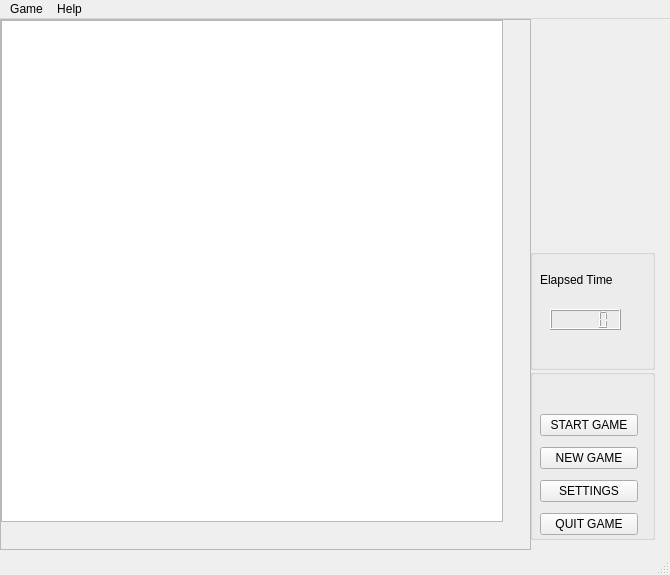
Before: the Qt Designer form Game/mainwindow.ui in RauliV/Nysse, drawn with Qt 5.
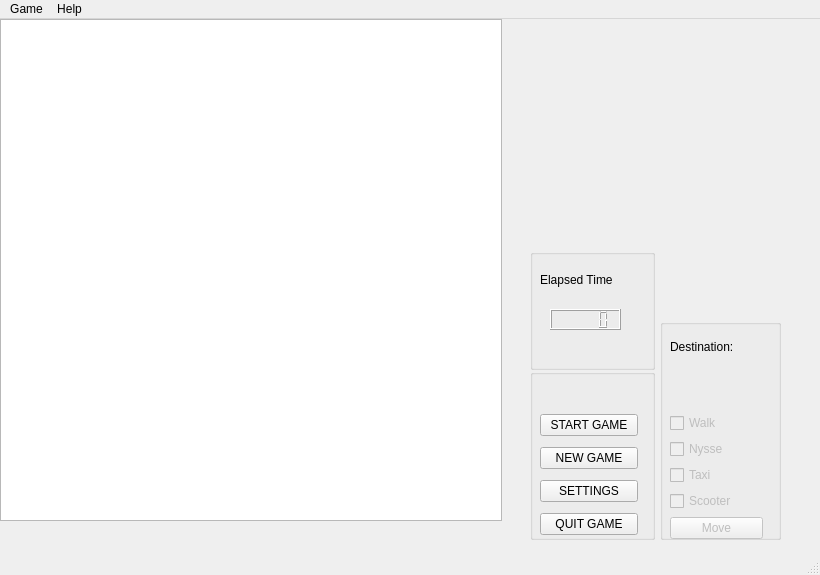
After: the same form once the commit is applied.

```diff
--- a/Game/mainwindow.ui
+++ b/Game/mainwindow.ui
@@ -6,7 +6,7 @@
    <rect>
     <x>0</x>
     <y>0</y>
-    <width>670</width>
+    <width>820</width>
     <height>575</height>
    </rect>
   </property>
@@ -18,7 +18,7 @@
   </property>
   <property name="maximumSize">
    <size>
-    <width>670</width>
+    <width>820</width>
     <height>575</height>
    </size>
   </property>
@@ -29,39 +29,6 @@
    <bool>false</bool>
   </property>
   <widget class="QWidget" name="centralwidget">
-   <widget class="QScrollArea" name="MapScrollArea">
-    <property name="geometry">
-     <rect>
-      <x>0</x>
-      <y>0</y>
-      <width>531</width>
-      <height>531</height>
-     </rect>
-    </property>
-    <property name="widgetResizable">
-     <bool>true</bool>
-    </property>
-    <widget class="QWidget" name="scrollAreaWidgetContents">
-     <property name="geometry">
-      <rect>
-       <x>0</x>
-       <y>0</y>
-       <width>529</width>
-       <height>529</height>
-      </rect>
-     </property>
-     <widget class="QGraphicsView" name="mapView">
-      <property name="geometry">
-       <rect>
-        <x>0</x>
-        <y>0</y>
-        <width>502</width>
-        <height>502</height>
-       </rect>
-      </property>
-     </widget>
-    </widget>
-   </widget>
    <widget class="QGroupBox" name="TimeBox">
     <property name="geometry">
      <rect>
@@ -162,13 +129,112 @@
     </property>
     <layout class="QHBoxLayout" name="horizontalLayout"/>
    </widget>
+   <widget class="QGroupBox" name="groupBox">
+    <property name="geometry">
+     <rect>
+      <x>660</x>
+      <y>300</y>
+      <width>121</width>
+      <height>221</height>
+     </rect>
+    </property>
+    <property name="title">
+     <string/>
+    </property>
+    <widget class="QWidget" name="layoutWidget">
+     <property name="geometry">
+      <rect>
+       <x>10</x>
+       <y>10</y>
+       <width>93</width>
+       <height>210</height>
+      </rect>
+     </property>
+     <layout class="QVBoxLayout" name="verticalLayout_2">
+      <item>
+       <widget class="QLabel" name="DestinationHeaderLabel">
+        <property name="text">
+         <string>Destination: </string>
+        </property>
+       </widget>
+      </item>
+      <item>
+       <widget class="QLabel" name="DestinationValueLabel">
+        <property name="text">
+         <string/>
+        </property>
+       </widget>
+      </item>
+      <item>
+       <widget class="QCheckBox" name="WalkCheckBox">
+        <property name="enabled">
+         <bool>false</bool>
+        </property>
+        <property name="text">
+         <string>Walk</string>
+        </property>
+       </widget>
+      </item>
+      <item>
+       <widget class="QCheckBox" name="NysseCheckBox">
+        <property name="enabled">
+         <bool>false</bool>
+        </property>
+        <property name="text">
+         <string>Nysse</string>
+        </property>
+       </widget>
+      </item>
+      <item>
+       <widget class="QCheckBox" name="TaxiCheckBox">
+        <property name="enabled">
+         <bool>false</bool>
+        </property>
+        <property name="text">
+         <string>Taxi</string>
+        </property>
+       </widget>
+      </item>
+      <item>
+       <widget class="QCheckBox" name="ScooterCheckBox">
+        <property name="enabled">
+         <bool>false</bool>
+        </property>
+        <property name="text">
+         <string>Scooter</string>
+        </property>
+       </widget>
+      </item>
+      <item>
+       <widget class="QPushButton" name="MovePushButton">
+        <property name="enabled">
+         <bool>false</bool>
+        </property>
+        <property name="text">
+         <string>Move</string>
+        </property>
+       </widget>
+      </item>
+     </layout>
+    </widget>
+   </widget>
+   <widget class="QGraphicsView" name="mapView">
+    <property name="geometry">
+     <rect>
+      <x>0</x>
+      <y>0</y>
+      <width>502</width>
+      <height>502</height>
+     </rect>
+    </property>
+   </widget>
   </widget>
   <widget class="QMenuBar" name="menubar">
    <property name="geometry">
     <rect>
      <x>0</x>
      <y>0</y>
-     <width>670</width>
+     <width>820</width>
      <height>25</height>
     </rect>
    </property>
```
